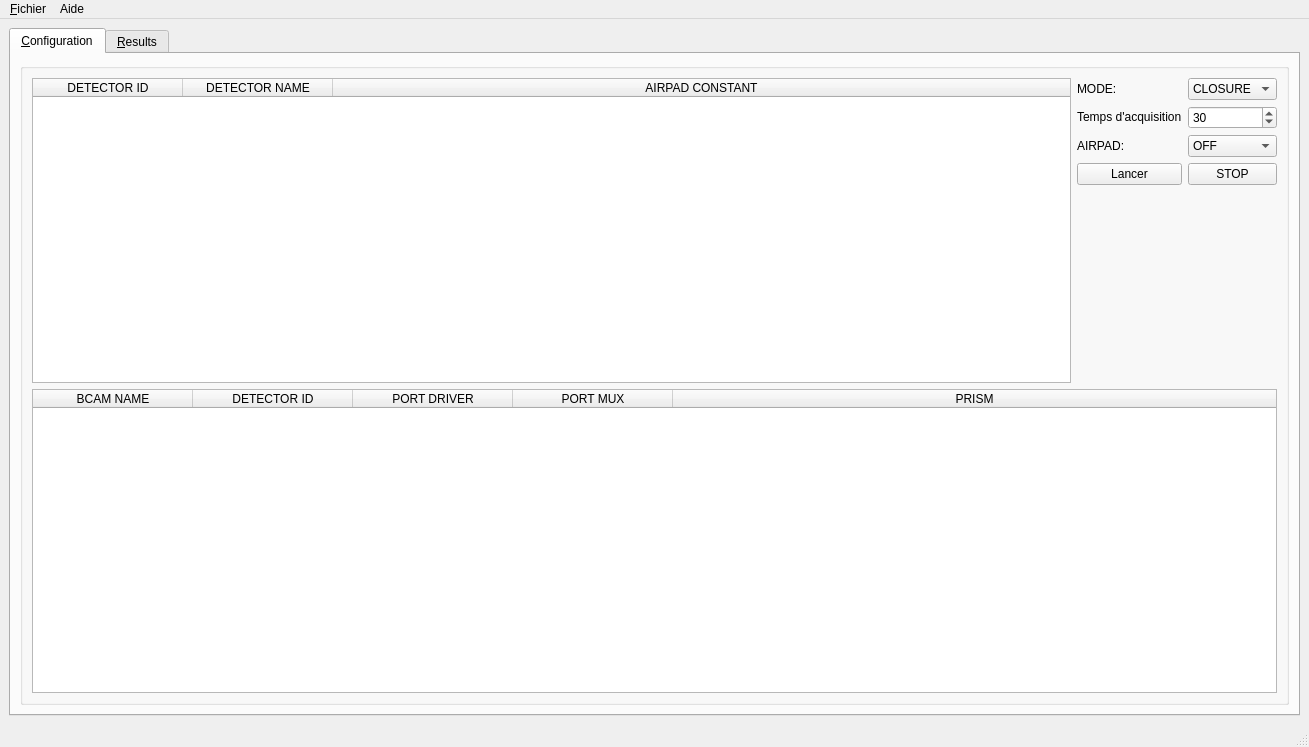
Old version of the form ADEPO/ATLAS_BCAM.ui in the repository CERN/atlas-adepo.
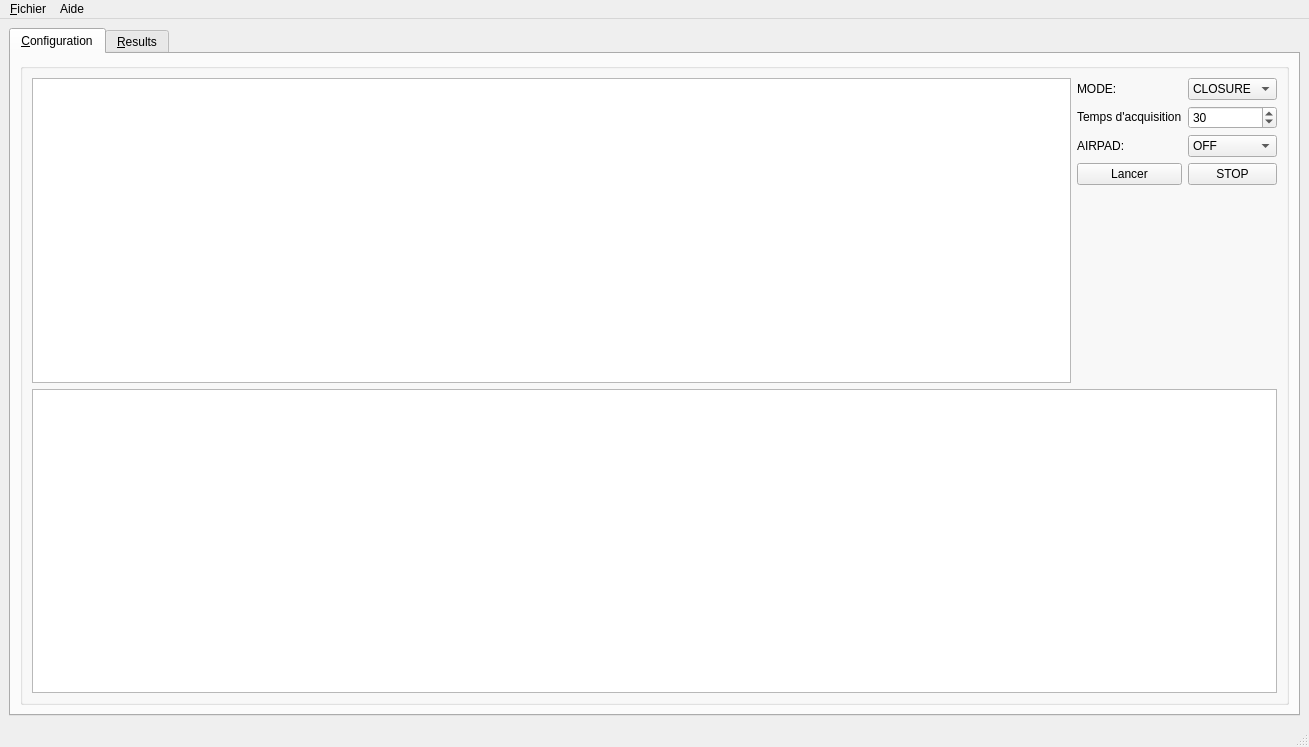
New version of the form. Icons and pictures are not drawn.

Commit message: Addewd headers (also programmatically)

```diff
--- a/ADEPO/ATLAS_BCAM.ui
+++ b/ADEPO/ATLAS_BCAM.ui
@@ -96,7 +96,7 @@
                   <bool>true</bool>
                  </property>
                  <attribute name="horizontalHeaderVisible">
-                  <bool>true</bool>
+                  <bool>false</bool>
                  </attribute>
                  <attribute name="horizontalHeaderCascadingSectionResizes">
                   <bool>false</bool>
@@ -318,7 +318,7 @@
                 <bool>true</bool>
                </property>
                <attribute name="horizontalHeaderVisible">
-                <bool>true</bool>
+                <bool>false</bool>
                </attribute>
                <attribute name="horizontalHeaderDefaultSectionSize">
                 <number>160</number>
```
